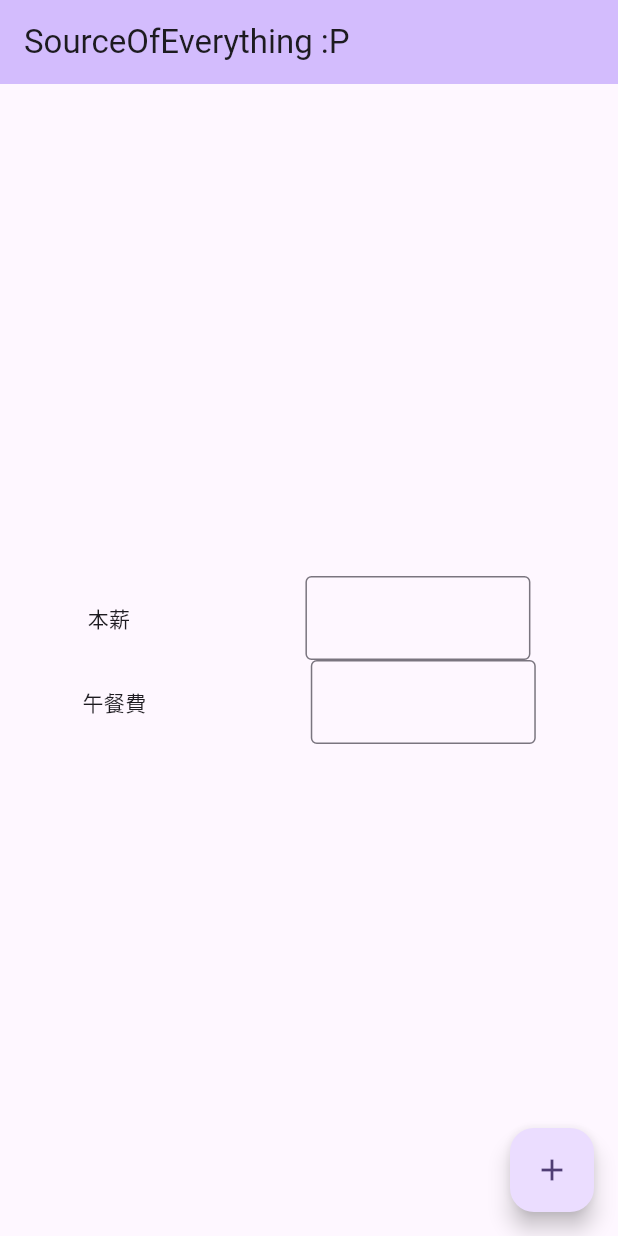
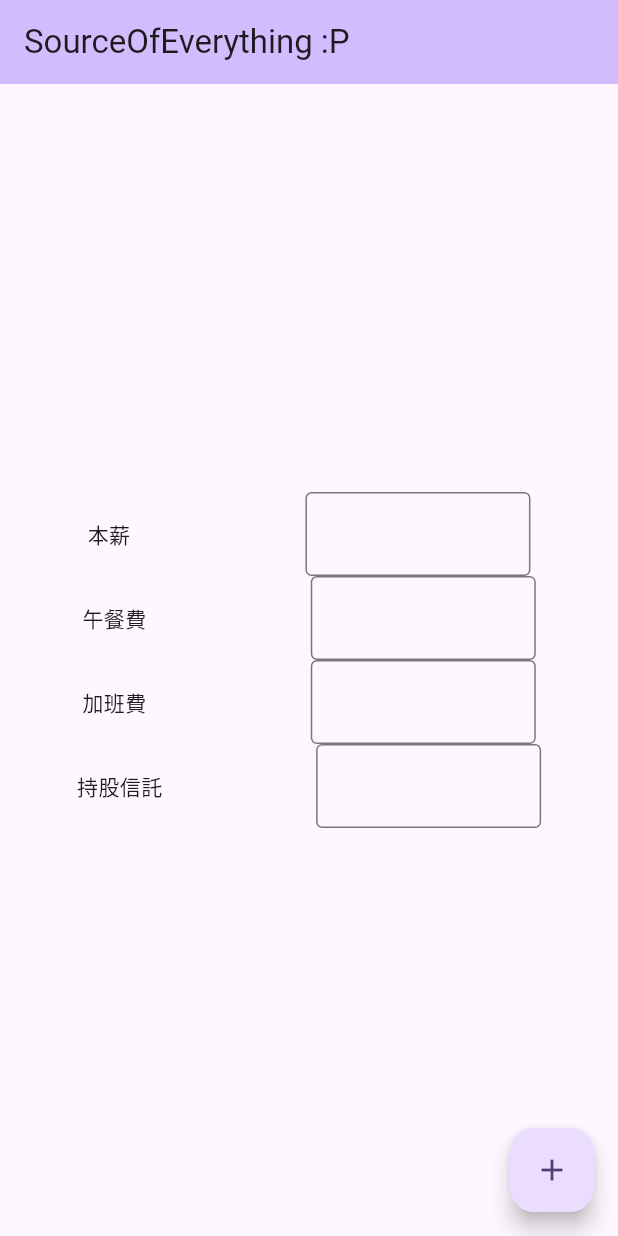
Before and after one commit to xuanzong06/sourceofeverything, a Flutter app: the screen it shows after launch, on a phone screen of 412 x 824 dp. Run offline on Flutter 3.47's test engine with Material 2 defaults, Android fonts, the phone set to English and light mode, and no system bars.

Commit message:
一點點調整

```diff
--- a/lib/main.dart
+++ b/lib/main.dart
@@ -32,14 +32,16 @@ class MyHomePage extends StatefulWidget {
 class _MyHomePageState extends State<MyHomePage> {
   late TextEditingController _basicSalaryController;
   late TextEditingController _lunchController;
+  late TextEditingController _overtimeController;
+  late TextEditingController _trustBonusController;
 
   @override
   void initState() {
     super.initState();
     _basicSalaryController = TextEditingController();
     _lunchController = TextEditingController();
-    // _overtimeController = TextEditingController();
-    // _trustBonusController = TextEditingController();
+    _overtimeController = TextEditingController();
+    _trustBonusController = TextEditingController();
     // _newEmployerController = TextEditingController();
     // _healthInsuranceController = TextEditingController();
     // _laborInsuranceController = TextEditingController();
@@ -63,10 +65,18 @@ class _MyHomePageState extends State<MyHomePage> {
               labelText: '本薪',
               controller: _basicSalaryController,
               keyboardType: TextInputType.number),
-              CustomInputField(
+          CustomInputField(
               labelText: '午餐費',
               controller: _lunchController,
               keyboardType: TextInputType.number),
+          CustomInputField(
+              labelText: '加班費',
+              controller: _overtimeController,
+              keyboardType: TextInputType.number),
+          CustomInputFieldHint(
+              labelText: '持股信託',
+              controller: _trustBonusController,
+              keyboardType: TextInputType.number)
         ],
       ),
       floatingActionButton: FloatingActionButton(
@@ -111,3 +121,37 @@ class CustomInputField extends StatelessWidget {
     );
   }
 }
+
+class CustomInputFieldHint extends StatelessWidget {
+  final String labelText;
+  final TextEditingController controller;
+  final TextInputType keyboardType;
+
+  const CustomInputFieldHint({
+    required this.labelText,
+    required this.controller,
+    required this.keyboardType,
+  });
+
+  @override
+  Widget build(BuildContext context) {
+    return Row(
+      mainAxisAlignment: MainAxisAlignment.spaceEvenly,
+      children: [
+        Text(labelText),
+        SizedBox(height: 10),
+        Container(
+          width: 150,
+          child: TextField(
+            controller: controller,
+            keyboardType: keyboardType,
+            decoration: InputDecoration(
+              border: OutlineInputBorder(),
+              // labelText: labelText,
+            ),
+          ),
+        ),
+      ],
+    );
+  }
+}
```
